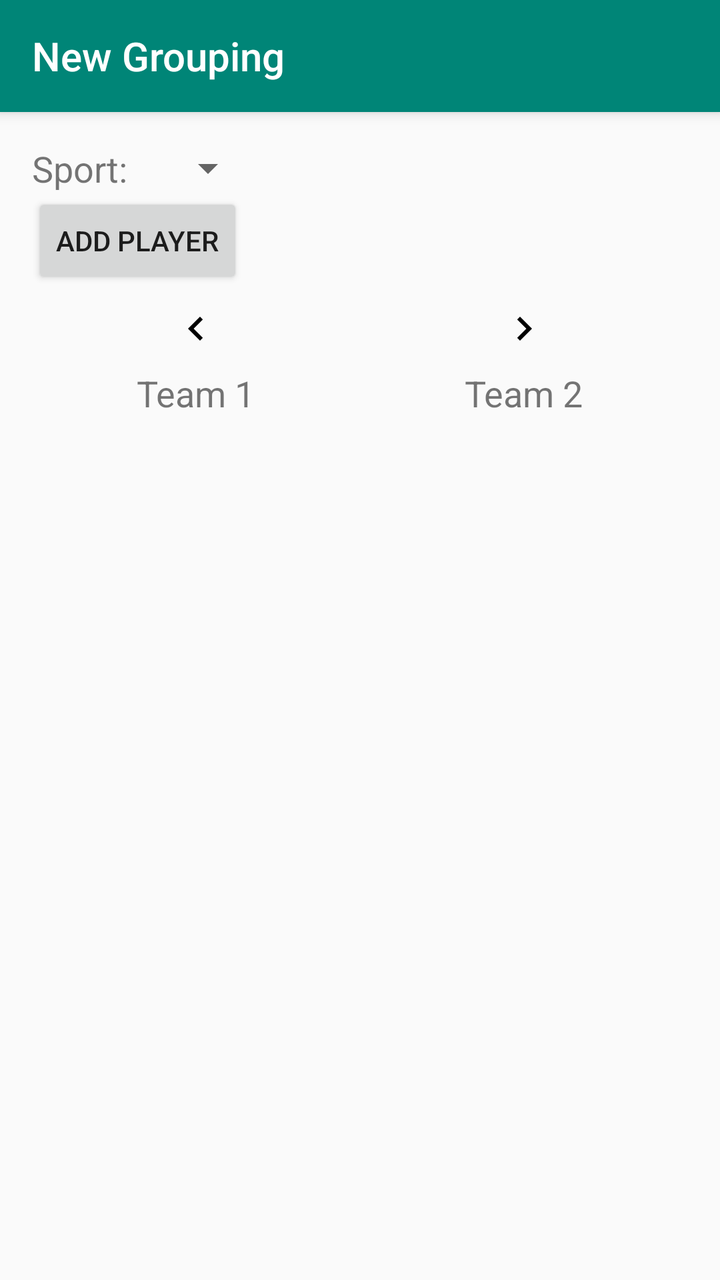
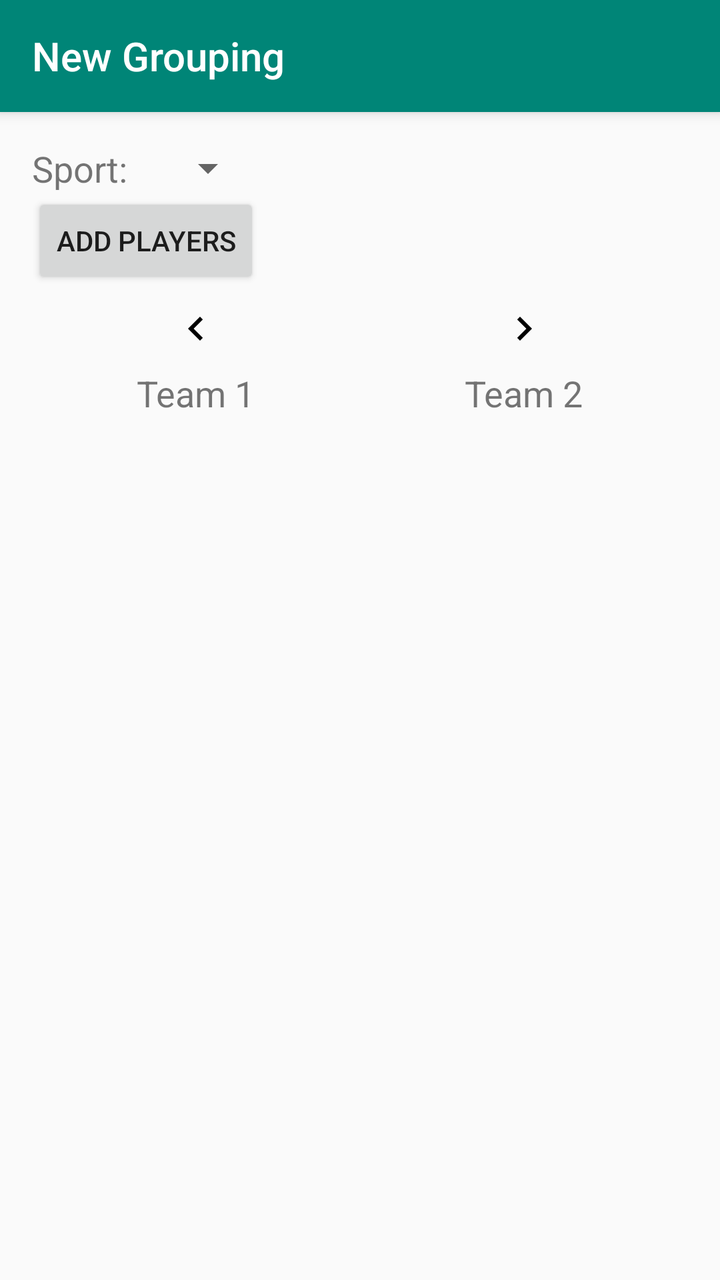

The first picture is an Android layout as it rendered before a commit; the second is the same layout after the commit. The layout source and the unified diff follow.
<!-- AndroidManifest.xml: activity theme AppTheme.NoActionBar -->
<!-- res/layout/activity_new_grouping.xml -->
<?xml version="1.0" encoding="utf-8"?>
<android.support.design.widget.CoordinatorLayout xmlns:android="http://schemas.android.com/apk/res/android"
    xmlns:app="http://schemas.android.com/apk/res-auto"
    xmlns:tools="http://schemas.android.com/tools"
    android:layout_width="match_parent"
    android:layout_height="match_parent"
    tools:context=".NewGroupingActivity">

    <android.support.design.widget.AppBarLayout
        android:layout_width="match_parent"
        android:layout_height="wrap_content"
        android:theme="@style/AppTheme.AppBarOverlay">

        <android.support.v7.widget.Toolbar
            android:id="@+id/toolbar"
            android:layout_width="match_parent"
            android:layout_height="?attr/actionBarSize"
            android:background="?attr/colorPrimary"
            app:popupTheme="@style/AppTheme.PopupOverlay"
            app:title="@string/newGrouping" />

    </android.support.design.widget.AppBarLayout>

    <android.support.constraint.ConstraintLayout
        android:layout_width="match_parent"
        android:layout_height="wrap_content"
        android:padding="16dp"
        app:layout_behavior="@string/appbar_scrolling_view_behavior">

        <TextView
            android:id="@+id/sportLabel"
            android:layout_width="wrap_content"
            android:layout_height="wrap_content"
            android:text="@string/sportLabel"
            android:textSize="18sp"
            app:layout_constraintStart_toStartOf="parent"
            app:layout_constraintTop_toTopOf="parent" />

        <Spinner
            android:id="@+id/sportChoices"
            android:layout_width="wrap_content"
            android:layout_height="wrap_content"
            android:layout_marginStart="16dp"
            android:layout_marginLeft="16dp"
            app:layout_constraintStart_toEndOf="@+id/sportLabel"
            app:layout_constraintTop_toTopOf="parent" />

        <Button
            android:id="@+id/addPlayer"
            android:layout_width="wrap_content"
            android:layout_height="wrap_content"
            android:onClick="onAddPlayerClick"
            android:text="@string/addPlayer"
            app:layout_constraintStart_toStartOf="parent"
            app:layout_constraintTop_toBottomOf="@+id/sportLabel" />

        <ImageButton
            android:id="@+id/lastGrouping"
            android:layout_width="wrap_content"
            android:layout_height="wrap_content"
            android:layout_marginTop="8dp"
            android:background="?android:selectableItemBackground"
            android:onClick="onLastGroupingClick"
            android:src="@drawable/ic_last"
            app:layout_constraintEnd_toStartOf="@+id/middleGuideline"
            app:layout_constraintStart_toStartOf="parent"
            app:layout_constraintTop_toBottomOf="@+id/addPlayer" />

        <TextView
            android:id="@+id/groupingText"
            android:layout_width="wrap_content"
            android:layout_height="wrap_content"
            android:layout_marginTop="8dp"
            app:layout_constraintEnd_toEndOf="parent"
            app:layout_constraintStart_toStartOf="parent"
            app:layout_constraintTop_toBottomOf="@+id/addPlayer" />

        <ImageButton
            android:id="@+id/nextGrouping"
            android:layout_width="wrap_content"
            android:layout_height="wrap_content"
            android:layout_marginTop="8dp"
            android:background="?android:selectableItemBackground"
            android:onClick="onNextGroupingClick"
            android:src="@drawable/ic_next"
            app:layout_constraintEnd_toEndOf="parent"
            app:layout_constraintStart_toEndOf="@+id/middleGuideline"
            app:layout_constraintTop_toBottomOf="@+id/addPlayer" />

        <android.support.constraint.Guideline
            android:id="@+id/middleGuideline"
            android:layout_width="wrap_content"
            android:layout_height="wrap_content"
            android:orientation="vertical"
            app:layout_constraintGuide_percent="0.5" />

        <TextView
            android:id="@+id/team1Title"
            android:layout_width="wrap_content"
            android:layout_height="wrap_content"
            android:layout_marginTop="8dp"
            android:text="@string/team1Title"
            android:textSize="18sp"
            app:layout_constraintEnd_toStartOf="@+id/middleGuideline"
            app:layout_constraintStart_toStartOf="parent"
            app:layout_constraintTop_toBottomOf="@+id/lastGrouping" />

        <TextView
            android:id="@+id/team2Title"
            android:layout_width="wrap_content"
            android:layout_height="wrap_content"
            android:layout_marginTop="8dp"
            android:text="@string/team2Title"
            android:textSize="18sp"
            app:layout_constraintEnd_toEndOf="parent"
            app:layout_constraintStart_toEndOf="@+id/middleGuideline"
            app:layout_constraintTop_toBottomOf="@+id/nextGrouping" />


        <TextView
            android:id="@+id/team1Rating"
            android:layout_width="wrap_content"
            android:layout_height="wrap_content"
            app:layout_constraintEnd_toStartOf="@id/middleGuideline"
            app:layout_constraintStart_toStartOf="parent"
            app:layout_constraintTop_toBottomOf="@+id/team1Title" />

        <TextView
            android:id="@+id/team2Rating"
            android:layout_width="wrap_content"
            android:layout_height="wrap_content"
            app:layout_constraintEnd_toEndOf="parent"
            app:layout_constraintStart_toEndOf="@+id/middleGuideline"
            app:layout_constraintTop_toBottomOf="@+id/team2Title" />

        <TextView
            android:id="@+id/team1ExpectedScore"
            android:layout_width="wrap_content"
            android:layout_height="wrap_content"
            app:layout_constraintEnd_toStartOf="@id/middleGuideline"
            app:layout_constraintStart_toStartOf="parent"
            app:layout_constraintTop_toBottomOf="@+id/team1Rating" />

        <TextView
            android:id="@+id/team2ExpectedScore"
            android:layout_width="wrap_content"
            android:layout_height="wrap_content"
            app:layout_constraintEnd_toEndOf="parent"
            app:layout_constraintStart_toEndOf="@+id/middleGuideline"
            app:layout_constraintTop_toBottomOf="@+id/team2Rating" />

        <LinearLayout
            android:id="@+id/team1"
            android:layout_width="0dp"
            android:layout_height="wrap_content"
            android:layout_margin="8dp"
            android:layout_marginTop="8dp"
            android:orientation="vertical"
            app:layout_constraintEnd_toStartOf="@+id/middleGuideline"
            app:layout_constraintStart_toStartOf="parent"
            app:layout_constraintTop_toBottomOf="@+id/team1ExpectedScore" />

        <LinearLayout
            android:id="@+id/team2"
            android:layout_width="0dp"
            android:layout_height="wrap_content"
            android:layout_margin="8dp"
            android:layout_marginTop="8dp"
            android:orientation="vertical"
            app:layout_constraintEnd_toEndOf="parent"
            app:layout_constraintStart_toEndOf="@+id/middleGuideline"
            app:layout_constraintTop_toBottomOf="@+id/team2ExpectedScore" />

    </android.support.constraint.ConstraintLayout>

</android.support.design.widget.CoordinatorLayout>
<!-- resources referenced by this layout -->
<resources>
  <!-- drawable ic_last (drawable) -->
  <vector xmlns:android="http://schemas.android.com/apk/res/android"
          android:width="24dp"
          android:height="24dp"
          android:viewportWidth="24.0"
          android:viewportHeight="24.0">
      <path
          android:fillColor="#FF000000"
          android:pathData="M15.41,7.41L14,6l-6,6 6,6 1.41,-1.41L10.83,12z"/>
  </vector>
  <!-- drawable ic_next (drawable) -->
  <vector xmlns:android="http://schemas.android.com/apk/res/android"
          android:width="24dp"
          android:height="24dp"
          android:viewportWidth="24.0"
          android:viewportHeight="24.0">
      <path
          android:fillColor="#FF000000"
          android:pathData="M10,6L8.59,7.41 13.17,12l-4.58,4.59L10,18l6,-6z"/>
  </vector>
  <string name="addPlayer">Add Player</string>
  <string name="newGrouping">New Grouping</string>
  <string name="sportLabel">Sport:</string>
  <string name="team1Title">Team 1</string>
  <string name="team2Title">Team 2</string>
  <style name="AppTheme.AppBarOverlay" parent="ThemeOverlay.AppCompat.Dark.ActionBar" />
  <style name="AppTheme.PopupOverlay" parent="ThemeOverlay.AppCompat.Light" />
  <style name="AppTheme.NoActionBar">
          <item name="windowActionBar">false</item>
          <item name="windowNoTitle">true</item>
      </style>
</resources>

<!-- the commit's change to res/layout/activity_new_grouping.xml (unified diff, before → after) -->
@@ -50,7 +50,7 @@
             android:layout_width="wrap_content"
             android:layout_height="wrap_content"
             android:onClick="onAddPlayerClick"
-            android:text="@string/addPlayer"
+            android:text="@string/addPlayers"
             app:layout_constraintStart_toStartOf="parent"
             app:layout_constraintTop_toBottomOf="@+id/sportLabel" />
 
<!-- resource entries referenced after the edit -->
@@ -20,7 +20,7 @@
           android:fillColor="#FF000000"
           android:pathData="M10,6L8.59,7.41 13.17,12l-4.58,4.59L10,18l6,-6z"/>
   </vector>
-  <string name="addPlayer">Add Player</string>
+  <string name="addPlayers">Add Players</string>
   <string name="newGrouping">New Grouping</string>
   <string name="sportLabel">Sport:</string>
   <string name="team1Title">Team 1</string>
